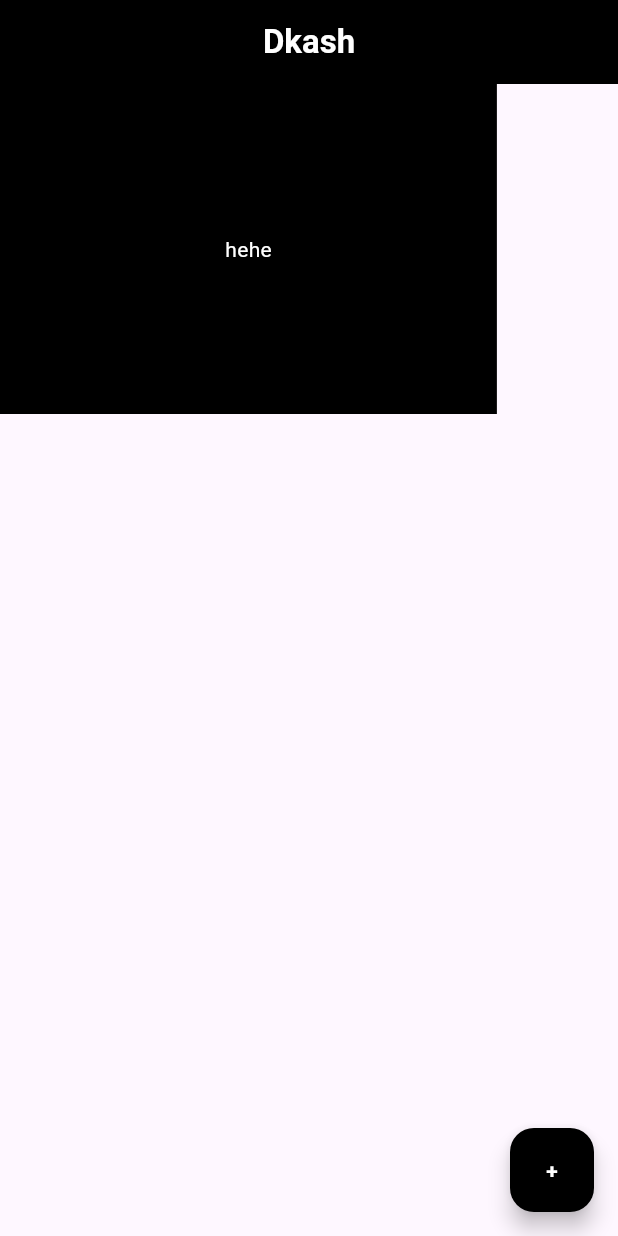
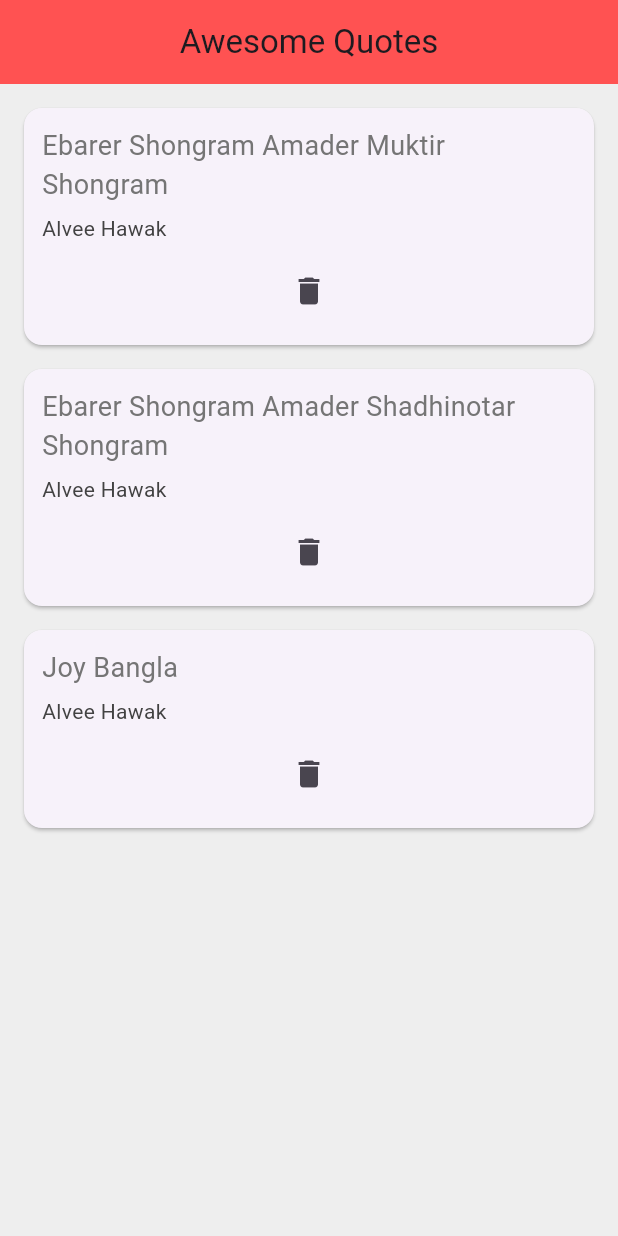
Before and after one commit to MrKhawaja/My-First-Flutter-App, a Flutter app: the screen it shows after launch, on a phone screen of 412 x 824 dp. Run offline on Flutter 3.47's test engine with Material 3 defaults, Android fonts, the phone set to English and light mode, and no system bars.

Commit message:
Done upto 21

```diff
--- a/flutter_application_1/lib/main.dart
+++ b/flutter_application_1/lib/main.dart
@@ -1,46 +1,54 @@
 import 'dart:math';
 
 import 'package:flutter/material.dart';
+import 'package:flutter/services.dart';
+import 'quote.dart';
+import 'quote_card.dart';
 
 void main() {
-  runApp(const MyApp());
+  runApp(MaterialApp(
+    home: QuoteList(),
+  ));
 }
 
-class MyApp extends StatelessWidget {
-  const MyApp({super.key});
+class QuoteList extends StatefulWidget {
+  const QuoteList({super.key});
 
-  final int value = 0;
+  @override
+  State<QuoteList> createState() => _QuoteListState();
+}
+
+class _QuoteListState extends State<QuoteList> {
+  List<Quote> quotes = [
+    Quote("Ebarer Shongram Amader Muktir Shongram", "Alvee Hawak"),
+    Quote("Ebarer Shongram Amader Shadhinotar Shongram", "Alvee Hawak"),
+    Quote("Joy Bangla", "Alvee Hawak")
+  ];
 
   @override
   Widget build(BuildContext context) {
-    return const MaterialApp(
-      home: Home()
-      );
+    return Scaffold(
+      backgroundColor: Colors.grey[200],
+      appBar: AppBar(
+        title: const Text("Awesome Quotes"),
+        centerTitle: true,
+        backgroundColor: Colors.redAccent,
+      ),
+      body: Column(
+        children: [
+          Column(
+              crossAxisAlignment: CrossAxisAlignment.start,
+              children: quotes
+                  .map((quote) => QuoteCard(
+                      quote: quote,
+                      delete: () {
+                        setState(() {
+                          quotes.remove(quote);
+                        });
+                      }))
+                  .toList()),
+        ],
+      ),
+    );
   }
 }
-
-class Home extends StatelessWidget {
-  const Home({super.key});
-
-  @override
-  Widget build(BuildContext context){
-    return Scaffold(
-        appBar: AppBar(
-          title: const Text('Dkash',style:TextStyle(color: Colors.white,fontWeight: FontWeight.bold)),
-          centerTitle: true,
-          backgroundColor: Colors.black,
-        ),
-        body: Container(
-          color:Colors.black,
-          padding: EdgeInsets.symmetric(horizontal:150.0,vertical: 100),
-          child:Text("hehe",style: TextStyle(color:Colors.white))
-        ),
-        floatingActionButton: FloatingActionButton(
-          onPressed: () { },
-          backgroundColor: Colors.black,
-          child: const Text("+",style:TextStyle(color:Colors.white,fontWeight: FontWeight.bold)),
-        ),
-        );
-  }
-
-}
--- /dev/null
+++ b/flutter_application_1/lib/quote.dart
@@ -0,0 +1,7 @@
+class Quote {
+  String text;
+
+  String author;
+
+  Quote(this.text, this.author);
+}
--- /dev/null
+++ b/flutter_application_1/lib/quote_card.dart
@@ -0,0 +1,32 @@
+import 'package:flutter/material.dart';
+import 'quote.dart';
+
+class QuoteCard extends StatelessWidget {
+  final Quote quote;
+  final Function delete;
+  QuoteCard({required this.quote, required this.delete});
+
+  @override
+  Widget build(BuildContext context) {
+    return Card(
+      margin: EdgeInsets.fromLTRB(16, 16, 16, 0),
+      child: Padding(
+        padding: const EdgeInsets.all(12.0),
+        child:
+            Column(crossAxisAlignment: CrossAxisAlignment.stretch, children: [
+          Text(quote.text,
+              style: TextStyle(fontSize: 18, color: Colors.grey[600])),
+          SizedBox(height: 6),
+          Text(quote.author,
+              style: TextStyle(fontSize: 14, color: Colors.grey[800])),
+          SizedBox(height: 8),
+          IconButton(
+              onPressed: () {
+                delete();
+              },
+              icon: Icon(Icons.delete))
+        ]),
+      ),
+    );
+  }
+}
```
Also changed, not shown: flutter_application_1/lib/main copy 2.dart (added, +58 -0 lines), flutter_application_1/lib/main copy 3.dart (added, +100 -0 lines), flutter_application_1/pubspec.yaml (+3 -5 lines), flutter_application_1/assets/thumb.jpg (added), 1 other file.
